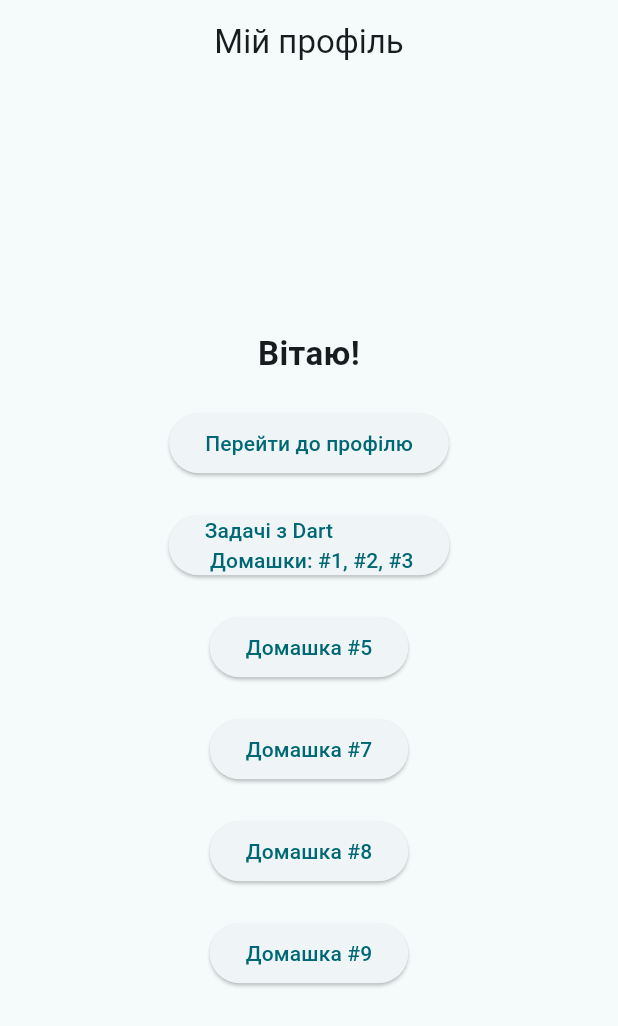
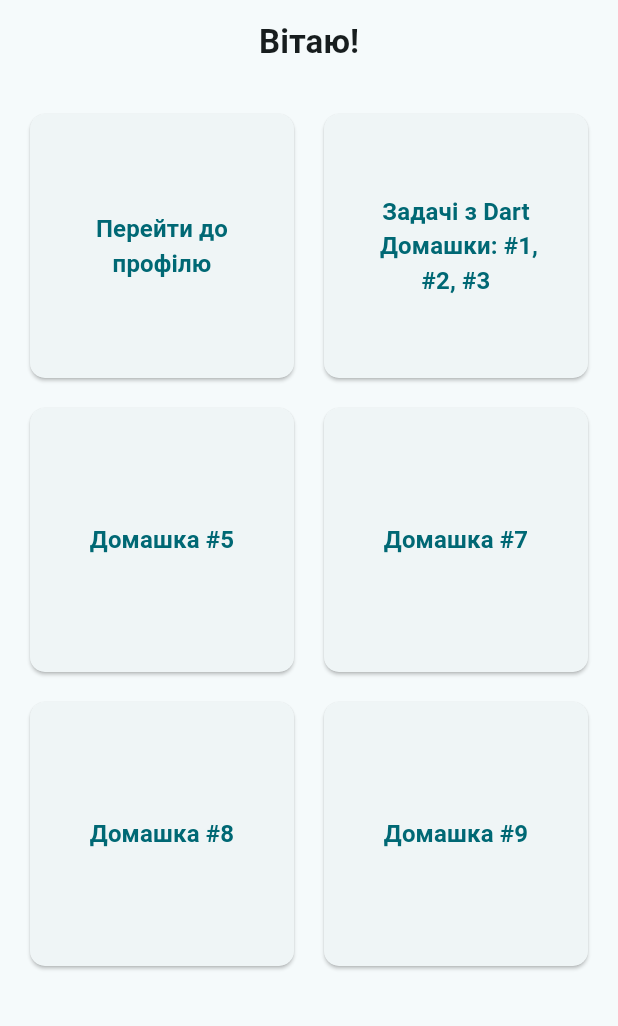
Before and after one commit to IgorGreb/first_project, a Flutter app: the screen it shows after launch, on a phone screen of 412 x 824 dp. Shown: the top 1026 px of the screen. Run offline on Flutter 3.47's test engine with Material 3 defaults, Android fonts, the phone set to English and light mode, and no system bars; our stand-ins replace bloc, equatable, flutter_bloc.

Commit message:
refactoring all code, add Grid view on home page

```diff
--- a/lib/app.dart
+++ b/lib/app.dart
@@ -9,17 +9,15 @@ import 'package:flutter_application_grebenyuk/homeworks/seven/homework_seven_scr
 import 'package:flutter_application_grebenyuk/homeworks/nine/screens/homework_nine_screen.dart';
 import 'package:flutter_application_grebenyuk/lessons_dart/screens/dart_solutions_screen.dart';
 
-class MyApp extends StatelessWidget {
-  const MyApp({super.key});
+class WebAccademyHomeWorkApp extends StatelessWidget {
+  const WebAccademyHomeWorkApp({super.key});
 
   @override
   Widget build(BuildContext context) {
     return MaterialApp(
       debugShowCheckedModeBanner: false,
       theme: ThemeData(
-        colorScheme: ColorScheme.fromSeed(
-          seedColor: AppColors.backgroundLight,
-        ),
+        colorScheme: ColorScheme.fromSeed(seedColor: AppColors.backgroundLight),
       ),
       initialRoute: HomeScreen.routeName,
       routes: {
@@ -30,8 +28,7 @@ class MyApp extends StatelessWidget {
         HomeworkSevenScreen.routeName: (context) => const HomeworkSevenScreen(),
         HomeworkEightScreen.routeName: (context) => const HomeworkEightScreen(),
         HomeworkNineScreen.routeName: (context) => const HomeworkNineScreen(),
-        DartSolutionsScreen.routeName: (context) =>
-            const DartSolutionsScreen(),
+        DartSolutionsScreen.routeName: (context) => const DartSolutionsScreen(),
       },
     );
   }
--- a/lib/constants/text_styles.dart
+++ b/lib/constants/text_styles.dart
@@ -27,6 +27,8 @@ class AppTextStyles {
     color: AppColors.accentRed,
     fontStyle: FontStyle.italic,
   );
+  static const TextStyle homeButton =
+      TextStyle(fontSize: 16, fontWeight: FontWeight.w600);
 
   static TextStyle profileHeaderName(double fontSize) => TextStyle(
         fontSize: fontSize,
--- a/lib/home_page/home_page.dart
+++ b/lib/home_page/home_page.dart
@@ -13,68 +13,81 @@ class HomeScreen extends StatelessWidget {
   const HomeScreen({super.key});
 
   static const routeName = '/';
+  static final List<_HomeButtonData> _buttons = [
+    const _HomeButtonData(
+      title: HomeScreenTexts.goToProfileButton,
+      routeName: ProfileScreen.routeName,
+    ),
+    const _HomeButtonData(
+      title: HomeScreenTexts.goToDartSolutionsButton,
+      routeName: DartSolutionsScreen.routeName,
+    ),
+    const _HomeButtonData(
+      title: HomeScreenTexts.goToHomeworkFiveButton,
+      routeName: HomeworkFiveScreen.routeName,
+    ),
+    const _HomeButtonData(
+      title: HomeScreenTexts.goToHomeworkSevenButton,
+      routeName: HomeworkSevenScreen.routeName,
+    ),
+    const _HomeButtonData(
+      title: HomeScreenTexts.goToHomeworkEightButton,
+      routeName: HomeworkEightScreen.routeName,
+    ),
+    const _HomeButtonData(
+      title: HomeScreenTexts.goToHomeworkNineButton,
+      routeName: HomeworkNineScreen.routeName,
+    ),
+  ];
 
   @override
   Widget build(BuildContext context) {
     return Scaffold(
       appBar: AppBar(
-        title: const Text(HomeScreenTexts.appBarTitle),
-        centerTitle: true,
-      ),
-      body: Center(
-        child: Column(
-          mainAxisSize: MainAxisSize.min,
-          children: [
-            const Text(
+        title: const Text(
           HomeScreenTexts.welcomeText,
           style: AppTextStyles.homeWelcome,
           textAlign: TextAlign.center,
         ),
-            const SizedBox(height: AppDimensions.gap20),
-            ElevatedButton(
+        centerTitle: true,
+      ),
+      body: Padding(
+        padding: const EdgeInsets.all(AppDimensions.gap20),
+        child: GridView.count(
+          crossAxisCount: 2,
+          mainAxisSpacing: AppDimensions.gap20,
+          crossAxisSpacing: AppDimensions.gap20,
+          children:
+              _buttons
+                  .map(
+                    (button) => ElevatedButton(
+                      style: ElevatedButton.styleFrom(
+                        shape: RoundedRectangleBorder(
+                          borderRadius: BorderRadius.circular(
+                            AppDimensions.borderRadiusSmall,
+                          ),
+                        ),
+                      ),
                       onPressed: () {
-                Navigator.pushNamed(context, ProfileScreen.routeName);
+                        Navigator.pushNamed(context, button.routeName);
                       },
-              child: const Text(HomeScreenTexts.goToProfileButton),
+                      child: Text(
+                        button.title,
+                        textAlign: TextAlign.center,
+                        style: AppTextStyles.homeButton,
                       ),
-            const SizedBox(height: AppDimensions.gap20),
-            ElevatedButton(
-              onPressed: () {
-                Navigator.pushNamed(context, DartSolutionsScreen.routeName);
-              },
-              child: const Text(HomeScreenTexts.goToDartSolutionsButton),
                     ),
-            const SizedBox(height: AppDimensions.gap20),
-            ElevatedButton(
-              onPressed: () {
-                Navigator.pushNamed(context, HomeworkFiveScreen.routeName);
-              },
-              child: const Text(HomeScreenTexts.goToHomeworkFiveButton),
-            ),
-            const SizedBox(height: AppDimensions.gap20),
-            ElevatedButton(
-              onPressed: () {
-                Navigator.pushNamed(context, HomeworkSevenScreen.routeName);
-              },
-              child: const Text(HomeScreenTexts.goToHomeworkSevenButton),
-            ),
-            const SizedBox(height: AppDimensions.gap20),
-            ElevatedButton(
-              onPressed: () {
-                Navigator.pushNamed(context, HomeworkEightScreen.routeName);
-              },
-              child: const Text(HomeScreenTexts.goToHomeworkEightButton),
-            ),
-            const SizedBox(height: AppDimensions.gap20),
-            ElevatedButton(
-              onPressed: () {
-                Navigator.pushNamed(context, HomeworkNineScreen.routeName);
-              },
-              child: const Text(HomeScreenTexts.goToHomeworkNineButton),
-            ),
-          ],
+                  )
+                  .toList(),
         ),
       ),
     );
   }
 }
+
+class _HomeButtonData {
+  const _HomeButtonData({required this.title, required this.routeName});
+
+  final String title;
+  final String routeName;
+}
--- a/lib/main.dart
+++ b/lib/main.dart
@@ -2,5 +2,5 @@ import 'package:flutter/material.dart';
 import 'package:flutter_application_grebenyuk/app.dart';
 
 void main() {
-  runApp(const MyApp());
+  runApp(const WebAccademyHomeWorkApp());
 }
```
Lines whose indentation alone changed are shown as unchanged.
